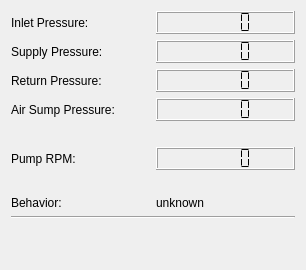
openhumanoids/oh-distro, file software/ddapp/src/app/ddRobotStatus.ui: the form before one commit.
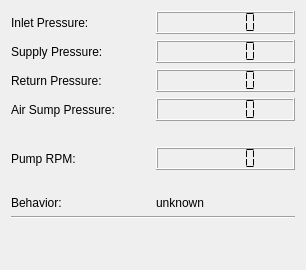
The form after the commit.

Commit message: Fixing the max number of digits in robot status panel.

```diff
--- a/software/ddapp/src/app/ddRobotStatus.ui
+++ b/software/ddapp/src/app/ddRobotStatus.ui
@@ -71,6 +71,9 @@
      </item>
      <item row="2" column="1">
       <widget class="QLCDNumber" name="returnPressureValue">
+       <property name="numDigits">
+        <number>6</number>
+       </property>
        <property name="segmentStyle">
         <enum>QLCDNumber::Flat</enum>
        </property>
@@ -85,6 +88,9 @@
      </item>
      <item row="3" column="1">
       <widget class="QLCDNumber" name="sumpPressureValue">
+       <property name="numDigits">
+        <number>6</number>
+       </property>
        <property name="segmentStyle">
         <enum>QLCDNumber::Flat</enum>
        </property>
@@ -95,6 +101,9 @@
        <property name="autoFillBackground">
         <bool>false</bool>
        </property>
+       <property name="numDigits">
+        <number>6</number>
+       </property>
        <property name="segmentStyle">
         <enum>QLCDNumber::Flat</enum>
        </property>
@@ -109,6 +118,9 @@
      </item>
      <item row="1" column="1">
       <widget class="QLCDNumber" name="supplyPressureValue">
+       <property name="numDigits">
+        <number>6</number>
+       </property>
        <property name="segmentStyle">
         <enum>QLCDNumber::Flat</enum>
        </property>
@@ -123,6 +135,9 @@
      </item>
      <item row="5" column="1">
       <widget class="QLCDNumber" name="pumpRpmValue">
+       <property name="numDigits">
+        <number>6</number>
+       </property>
        <property name="segmentStyle">
         <enum>QLCDNumber::Flat</enum>
        </property>
```
Left out of the diff: 1 changed line with no effect on the pictures.
